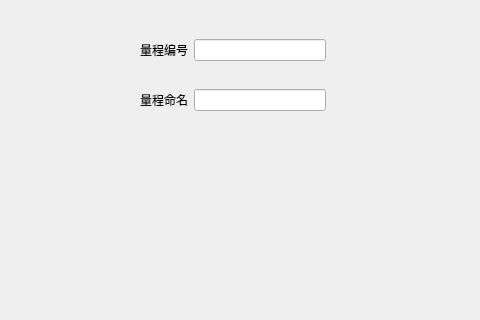
Above: src/config_ui/qt/src/config/ui/variant_edit/measuringset/ve_me_measuringedit.ui from eth-from-zero/qzy-environmental-monitoring before the change; both pictures show x 0 to 480 and y 93 to 413 of the 561 by 500 pixel window. Below: the same form after it.
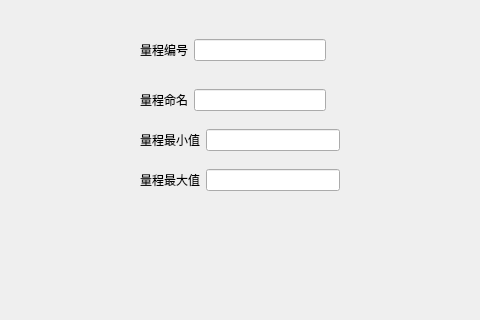
That is the form after the change.

The edit to the form file:
```diff
--- a/src/config_ui/qt/src/config/ui/variant_edit/measuringset/ve_me_measuringedit.ui
+++ b/src/config_ui/qt/src/config/ui/variant_edit/measuringset/ve_me_measuringedit.ui
@@ -35,7 +35,7 @@
     </item>
    </layout>
   </widget>
-  <widget class="QWidget" name="">
+  <widget class="QWidget" name="layoutWidget">
    <property name="geometry">
     <rect>
      <x>140</x>
@@ -57,6 +57,50 @@
     </item>
    </layout>
   </widget>
+  <widget class="QWidget" name="">
+   <property name="geometry">
+    <rect>
+     <x>140</x>
+     <y>220</y>
+     <width>200</width>
+     <height>26</height>
+    </rect>
+   </property>
+   <layout class="QHBoxLayout" name="horizontalLayout_3">
+    <item>
+     <widget class="QLabel" name="label_3">
+      <property name="text">
+       <string>量程最小值</string>
+      </property>
+     </widget>
+    </item>
+    <item>
+     <widget class="QLineEdit" name="lineEdit_3"/>
+    </item>
+   </layout>
+  </widget>
+  <widget class="QWidget" name="">
+   <property name="geometry">
+    <rect>
+     <x>140</x>
+     <y>260</y>
+     <width>200</width>
+     <height>26</height>
+    </rect>
+   </property>
+   <layout class="QHBoxLayout" name="horizontalLayout_4">
+    <item>
+     <widget class="QLabel" name="label_4">
+      <property name="text">
+       <string>量程最大值</string>
+      </property>
+     </widget>
+    </item>
+    <item>
+     <widget class="QLineEdit" name="lineEdit_4"/>
+    </item>
+   </layout>
+  </widget>
  </widget>
  <resources/>
  <connections/>
```
Left out of the diff: 2 changed lines with no effect on the pictures.
